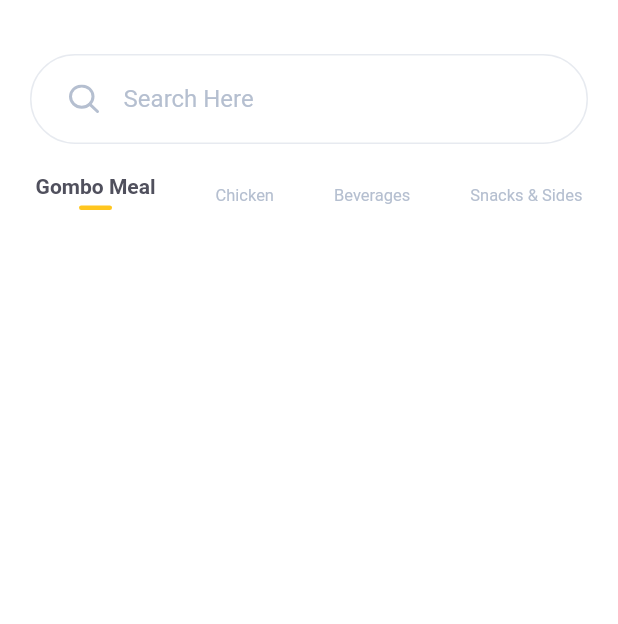
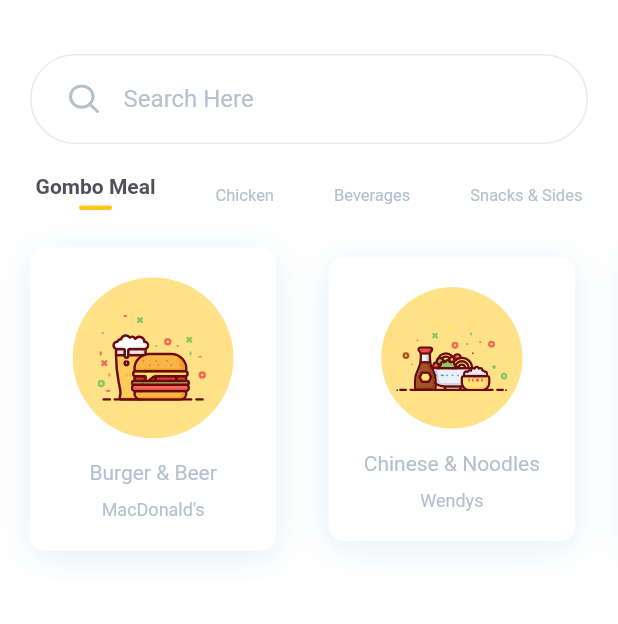
Before and after one commit to mahamat-ali/Food-Ordering-App---Flutter-UI, a Flutter app: the screen it shows after launch, on a phone screen of 412 x 824 dp, the part 60-684 px from its top. Run offline on Flutter 3.47's test engine with Material 2 defaults, Android fonts, the phone set to English and light mode, and no system bars; our stand-ins replace flutter_svg.

Commit message:
Complete Item List

```diff
--- a/lib/screens/home/components/body.dart
+++ b/lib/screens/home/components/body.dart
@@ -1,8 +1,10 @@
 import 'package:flutter/material.dart';
+import 'package:flutter_svg/svg.dart';
 import 'package:food_app/constants.dart';
 
 import '../../../components/search_box.dart';
 import 'category_list.dart';
+import 'item_list.dart';
 
 class Body extends StatelessWidget {
   const Body({Key key}) : super(key: key);
@@ -16,7 +18,8 @@ class Body extends StatelessWidget {
             print(value);
           },
         ),
-        const CategoryList()
+        const CategoryList(),
+        ItemList()
       ],
     );
   }
--- a/lib/screens/home/components/category_list.dart
+++ b/lib/screens/home/components/category_list.dart
@@ -2,11 +2,24 @@ import 'package:flutter/material.dart';
 
 import 'category_item.dart';
 
-class CategoryList extends StatelessWidget {
+enum Category {
+  meal,
+  chicken,
+  beverage,
+  snacks,
+}
+
+class CategoryList extends StatefulWidget {
   const CategoryList({
     Key key,
   }) : super(key: key);
 
+  @override
+  State<CategoryList> createState() => _CategoryListState();
+}
+
+class _CategoryListState extends State<CategoryList> {
+  Category cat = Category.meal;
   @override
   Widget build(BuildContext context) {
     return SingleChildScrollView(
@@ -16,12 +29,21 @@ class CategoryList extends StatelessWidget {
         children: [
           CategoryItem(
             title: 'Gombo Meal',
-            isActive: true,
-            press: () {},
+            isActive: cat == Category.meal,
+            press: () {
+              setState(() {
+                cat = Category.meal;
+              });
+            },
           ),
           CategoryItem(
             title: 'Chicken',
-            press: () {},
+            isActive: cat == Category.chicken,
+            press: () {
+              setState(() {
+                cat = Category.chicken;
+              });
+            },
           ),
           CategoryItem(
             title: 'Beverages',
--- /dev/null
+++ b/lib/screens/home/components/item_card.dart
@@ -0,0 +1,67 @@
+import 'package:flutter/material.dart';
+import 'package:flutter_svg/svg.dart';
+
+import '../../../constants.dart';
+
+class ItemCard extends StatelessWidget {
+  final String title, shopName, svgSrc;
+  final Function press;
+  const ItemCard({
+    Key key,
+    this.title,
+    this.shopName,
+    this.svgSrc,
+    this.press,
+  }) : super(key: key);
+
+  @override
+  Widget build(BuildContext context) {
+    Size size = MediaQuery.of(context).size;
+    return Container(
+      margin: const EdgeInsets.only(left: 20, right: 15, top: 20, bottom: 20),
+      decoration: BoxDecoration(
+        color: Colors.white,
+        borderRadius: BorderRadius.circular(10),
+        boxShadow: [
+          BoxShadow(
+            color: Color(0xFFB0CCE1).withOpacity(0.32),
+            blurRadius: 20,
+            offset: Offset(0, 4),
+          ),
+        ],
+      ),
+      child: Material(
+        color: Colors.transparent,
+        child: InkWell(
+          borderRadius: BorderRadius.circular(10),
+          onTap: press,
+          child: Padding(
+            padding: const EdgeInsets.all(20.0),
+            child: Column(
+              children: [
+                Container(
+                  margin: EdgeInsets.only(bottom: 15),
+                  padding: EdgeInsets.all(25),
+                  decoration: BoxDecoration(
+                    color: kPrimaryColor.withOpacity(0.53),
+                    shape: BoxShape.circle,
+                  ),
+                  child: SvgPicture.asset(
+                    svgSrc,
+                    width: size.width * 0.18,
+                  ),
+                ),
+                Text(title),
+                SizedBox(height: 10),
+                Text(
+                  shopName,
+                  style: TextStyle(fontSize: 12),
+                )
+              ],
+            ),
+          ),
+        ),
+      ),
+    );
+  }
+}
--- /dev/null
+++ b/lib/screens/home/components/item_list.dart
@@ -0,0 +1,38 @@
+import 'package:flutter/material.dart';
+
+import 'item_card.dart';
+
+class ItemList extends StatelessWidget {
+  const ItemList({
+    Key key,
+  }) : super(key: key);
+
+  @override
+  Widget build(BuildContext context) {
+    return SingleChildScrollView(
+      scrollDirection: Axis.horizontal,
+      child: Row(
+        children: [
+          ItemCard(
+            svgSrc: 'assets/icons/burger_beer.svg',
+            title: 'Burger & Beer',
+            shopName: "MacDonald's",
+            press: () {},
+          ),
+          ItemCard(
+            svgSrc: 'assets/icons/chinese_noodles.svg',
+            title: 'Chinese & Noodles',
+            shopName: "Wendys",
+            press: () {},
+          ),
+          ItemCard(
+            svgSrc: 'assets/icons/burger_beer.svg',
+            title: 'Burger & Beer',
+            shopName: "MacDonald's",
+            press: () {},
+          ),
+        ],
+      ),
+    );
+  }
+}
--- a/pubspec.yaml
+++ b/pubspec.yaml
@@ -14,7 +14,7 @@ description: A new Flutter project.
 version: 1.0.0+1
 
 environment:
-  sdk: '>=2.2.2 <3.0.0'
+  sdk: '>=2.2.2 <3.3.0'
 
 dependencies:
   cupertino_icons: ^1.0.5
```
Also changed, not shown: 1 other file.
